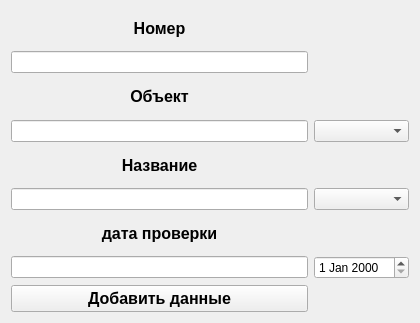
Before: the Qt Designer form sql/enter_data.ui in alex19852010/sql, drawn with Qt 5.
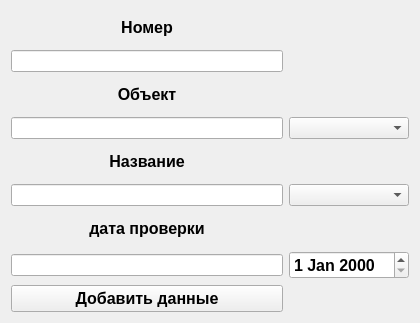
After: the same form once the commit is applied.

```diff
--- a/sql/enter_data.ui
+++ b/sql/enter_data.ui
@@ -128,7 +128,15 @@
     <widget class="QComboBox" name="comboBox"/>
    </item>
    <item row="7" column="1">
-    <widget class="QDateEdit" name="dateEdit"/>
+    <widget class="QDateEdit" name="dateEdit">
+     <property name="font">
+      <font>
+       <pointsize>12</pointsize>
+       <weight>75</weight>
+       <bold>true</bold>
+      </font>
+     </property>
+    </widget>
    </item>
    <item row="5" column="1">
     <widget class="QComboBox" name="comboBox_2"/>
```
